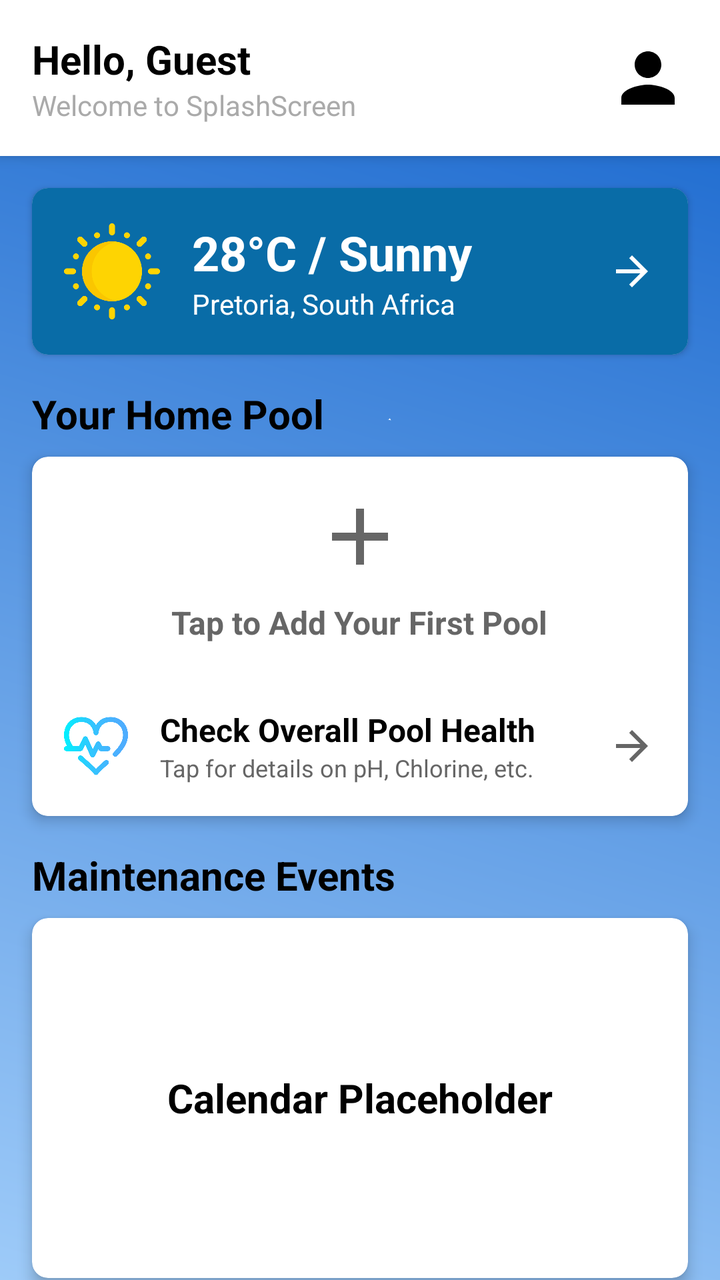
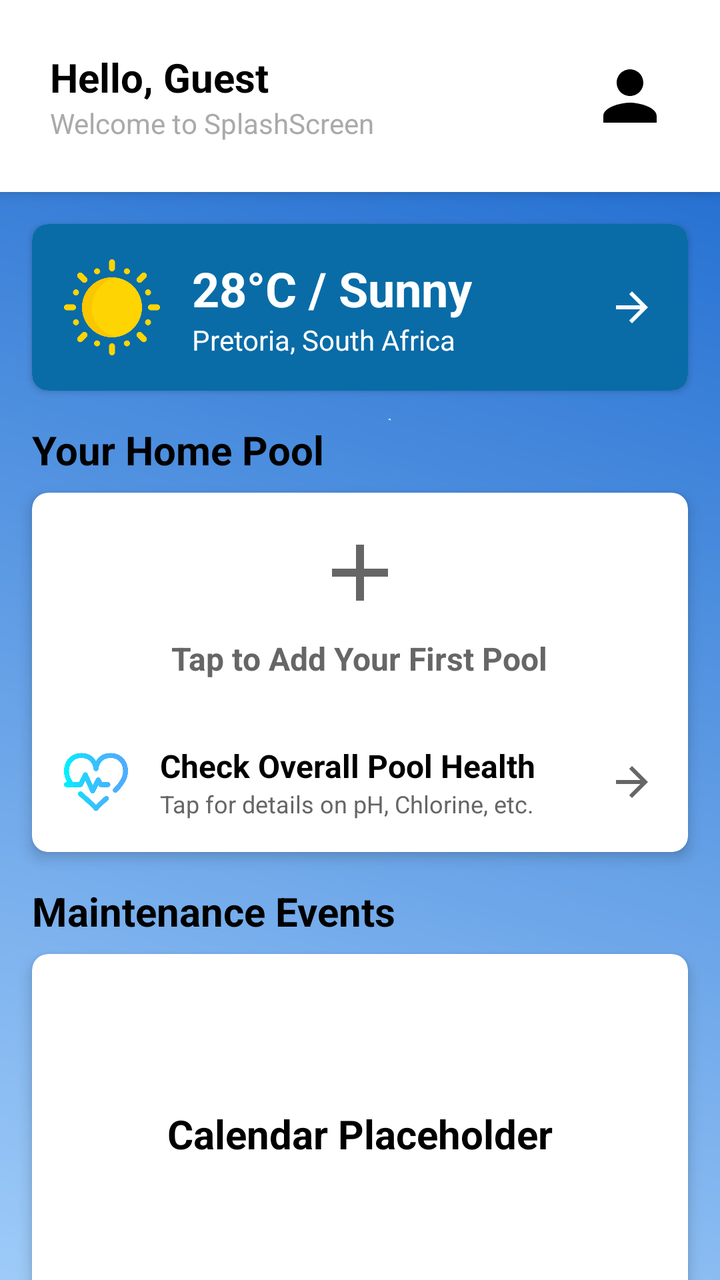

Before-and-after screenshots of an Android layout around one commit, followed by the original layout XML and the change that was made.
<!-- AndroidManifest.xml: application theme Theme.PoolApp -->
<!-- res/layout/po_home_screen.xml -->
<?xml version="1.0" encoding="utf-8"?>
<androidx.constraintlayout.widget.ConstraintLayout xmlns:android="http://schemas.android.com/apk/res/android"
    xmlns:app="http://schemas.android.com/apk/res-auto"
    xmlns:tools="http://schemas.android.com/tools"
    android:layout_width="match_parent"
    android:layout_height="match_parent"
    android:background="@drawable/pbg"
    tools:context=".PO_HomeScreen">

    <androidx.cardview.widget.CardView
        android:id="@+id/headerCard"
        android:layout_width="0dp"
        android:layout_height="wrap_content"
        app:layout_constraintEnd_toEndOf="parent"
        app:layout_constraintStart_toStartOf="parent"
        app:layout_constraintTop_toTopOf="parent"
        app:cardElevation="4dp"
        app:cardCornerRadius="0dp">
        <LinearLayout
            android:id="@+id/headerLayout"
            android:layout_width="match_parent"
            android:layout_height="wrap_content"
            android:orientation="horizontal"
            android:padding="16dp"
            android:background="@color/white"
            android:gravity="center_vertical">
            <LinearLayout
                android:layout_width="0dp"
                android:layout_height="wrap_content"
                android:layout_weight="1"
                android:orientation="vertical">

                <TextView
                    android:id="@+id/poGreeting"
                    android:layout_width="wrap_content"
                    android:layout_height="wrap_content"
                    android:text="Hello, Guest"
                    android:textColor="@android:color/black"
                    android:textSize="20sp"
                    android:textStyle="bold" />

                <TextView
                    android:id="@+id/poWelcomeMessage"
                    android:layout_width="wrap_content"
                    android:layout_height="wrap_content"
                    android:text="Welcome to SplashScreen"
                    android:textColor="@android:color/darker_gray"
                    android:textSize="14sp" />

            </LinearLayout>

            <ImageView
                android:id="@+id/ivProfileIcon"
                android:layout_width="40dp"
                android:layout_height="40dp"
                android:src="@drawable/ic_profile_placeholder"
                android:contentDescription="Profile Icon" />
        </LinearLayout>
    </androidx.cardview.widget.CardView>
    <androidx.core.widget.NestedScrollView
        android:layout_width="0dp"
        android:layout_height="0dp"
        android:fillViewport="true"
        app:layout_constraintTop_toBottomOf="@id/headerCard"
        app:layout_constraintStart_toStartOf="parent"
        app:layout_constraintEnd_toEndOf="parent"
        app:layout_constraintBottom_toBottomOf="parent">

        <LinearLayout
            android:layout_width="match_parent"
            android:layout_height="wrap_content"
            android:orientation="vertical"
            android:paddingBottom="5dp">

            <androidx.cardview.widget.CardView
                android:id="@+id/weatherCard"
                android:layout_width="match_parent"
                android:layout_height="wrap_content"
                android:layout_marginHorizontal="16dp"
                android:layout_marginTop="16dp"
                app:cardCornerRadius="8dp"
                app:cardElevation="2dp"
                android:clickable="true"
                android:focusable="true">
                <LinearLayout
                    android:id="@+id/ll_weather_content"
                    android:layout_width="match_parent"
                    android:layout_height="wrap_content"
                    android:orientation="horizontal"
                    android:padding="16dp"
                    android:background="@color/PrimaryColour"
                    android:gravity="center_vertical"
                    android:foreground="?android:attr/selectableItemBackground">
                    <ImageView
                        android:id="@+id/iv_weather_icon"
                        android:layout_width="48dp"
                        android:layout_height="48dp"
                        android:src="@drawable/sun"
                        android:contentDescription="Weather Icon" />

                    <LinearLayout
                        android:layout_width="0dp"
                        android:layout_height="wrap_content"
                        android:layout_weight="1"
                        android:orientation="vertical"
                        android:layout_marginStart="16dp">

                        <TextView
                            android:id="@+id/tv_weather_temp"
                            android:layout_width="wrap_content"
                            android:layout_height="wrap_content"
                            android:text="28°C / Sunny"
                            android:textColor="@color/white"
                            android:textSize="24sp"
                            android:textStyle="bold" />

                        <TextView
                            android:id="@+id/tv_weather_location"
                            android:layout_width="wrap_content"
                            android:layout_height="wrap_content"
                            android:text="Pretoria, South Africa"
                            android:textColor="@color/white"
                            android:textSize="14sp" />
                    </LinearLayout>

                    <ImageView
                        android:layout_width="24dp"
                        android:layout_height="24dp"
                        android:src="@drawable/ic_arrow_forward_black_24dp"
                        app:tint="@color/white"
                        android:contentDescription="Go to Weather Details" />
                </LinearLayout>

                <LinearLayout
                    android:id="@+id/ll_weather_location_placeholder"
                    android:layout_width="match_parent"
                    android:layout_height="wrap_content"
                    android:gravity="center_vertical"
                    android:orientation="vertical"
                    android:padding="16dp"
                    android:visibility="gone"
                    android:clickable="true"
                    android:focusable="true"
                    android:background="?android:attr/selectableItemBackground">

                    <TextView
                        android:layout_width="wrap_content"
                        android:layout_height="wrap_content"
                        android:text="Location Required for Weather"
                        android:textColor="@color/black"
                        android:textSize="18sp"
                        android:textStyle="bold" />

                    <TextView
                        android:layout_width="wrap_content"
                        android:layout_height="wrap_content"
                        android:text="Tap to add your location to access weather data."
                        android:textColor="@color/grey_dark"
                        android:textSize="14sp"
                        android:layout_marginTop="4dp"/>
                </LinearLayout>
            </androidx.cardview.widget.CardView>

            <TextView
                android:layout_width="wrap_content"
                android:layout_height="wrap_content"
                android:layout_marginStart="16dp"
                android:layout_marginTop="16dp"
                android:text="Your Home Pool"
                android:textColor="@color/black"
                android:textSize="20sp"
                android:textStyle="bold" />

            <androidx.cardview.widget.CardView
                android:id="@+id/homePoolCardContainer"
                android:layout_width="match_parent"
                android:layout_height="wrap_content"
                android:layout_marginStart="16dp"
                android:layout_marginEnd="16dp"
                android:layout_marginTop="8dp"
                app:cardCornerRadius="8dp"
                app:cardElevation="4dp"
                android:clickable="true"
                android:focusable="true"
                android:foreground="?android:attr/selectableItemBackground">

                <LinearLayout
                    android:layout_width="match_parent"
                    android:layout_height="match_parent"
                    android:orientation="vertical">

                    <FrameLayout
                        android:id="@+id/fl_home_pool_content"
                        android:layout_width="match_parent"
                        android:layout_height="wrap_content">
                        <LinearLayout
                            android:id="@+id/ll_add_pool_placeholder"
                            android:layout_width="match_parent"
                            android:layout_height="wrap_content"
                            android:gravity="center"
                            android:orientation="vertical"
                            android:padding="16dp">

                            <ImageView
                                android:layout_width="48dp"
                                android:layout_height="48dp"
                                android:src="@drawable/ic_add_white_24dp"
                                android:contentDescription="Add Pool"
                                app:tint="@color/grey_dark" />

                            <TextView
                                android:layout_width="wrap_content"
                                android:layout_height="wrap_content"
                                android:layout_marginTop="8dp"
                                android:text="Tap to Add Your First Pool"
                                android:textColor="@color/grey_dark"
                                android:textSize="16sp"
                                android:textStyle="bold" />
                        </LinearLayout>
                    </FrameLayout>

                    <androidx.cardview.widget.CardView
                        android:id="@+id/poolHealthCard"
                        android:layout_width="match_parent"
                        android:layout_height="wrap_content"
                        android:layout_margin="0dp"
                        app:cardCornerRadius="8dp"
                        app:cardElevation="0dp"
                        android:clickable="true"
                        android:focusable="true"
                        android:foreground="?android:attr/selectableItemBackground">

                        <LinearLayout
                            android:layout_width="match_parent"
                            android:layout_height="wrap_content"
                            android:orientation="horizontal"
                            android:padding="16dp"
                            android:gravity="center_vertical"
                            android:backgroundTint="@color/white_transparent_50">

                            <ImageView
                                android:layout_width="32dp"
                                android:layout_height="32dp"
                                android:src="@drawable/health"
                                android:contentDescription="Pool Status Icon" />

                            <LinearLayout
                                android:layout_width="0dp"
                                android:layout_height="wrap_content"
                                android:layout_weight="1"
                                android:orientation="vertical"
                                android:layout_marginStart="16dp">

                                <TextView
                                    android:layout_width="wrap_content"
                                    android:layout_height="wrap_content"
                                    android:text="Check Overall Pool Health"
                                    android:textColor="@color/black"
                                    android:textSize="16sp"
                                    android:textStyle="bold" />

                                <TextView
                                    android:layout_width="wrap_content"
                                    android:layout_height="wrap_content"
                                    android:text="Tap for details on pH, Chlorine, etc."
                                    android:textColor="@color/grey_dark"
                                    android:textSize="12sp" />
                            </LinearLayout>

                            <ImageView
                                android:layout_width="24dp"
                                android:layout_height="24dp"
                                android:src="@drawable/ic_arrow_forward_black_24dp"
                                app:tint="@color/grey_dark"
                                android:contentDescription="Go to Details" />
                        </LinearLayout>
                    </androidx.cardview.widget.CardView>
                </LinearLayout>

            </androidx.cardview.widget.CardView>
            <TextView
                android:layout_width="wrap_content"
                android:layout_height="wrap_content"
                android:layout_marginStart="16dp"
                android:layout_marginTop="16dp"
                android:text="Maintenance Events"
                android:textColor="@color/black"
                android:textSize="20sp"
                android:textStyle="bold" />
            <androidx.cardview.widget.CardView
                android:id="@+id/calendarCard"
                android:layout_width="match_parent"
                android:layout_height="180dp"
                android:layout_marginStart="16dp"
                android:layout_marginEnd="16dp"
                android:layout_marginTop="8dp"
                app:cardCornerRadius="8dp"
                app:cardElevation="4dp"

                >

                <TextView
                    android:layout_width="wrap_content"
                    android:layout_height="wrap_content"
                    android:layout_gravity="center"
                    android:text="Calendar Placeholder"
                    android:textColor="@android:color/black"
                    android:textSize="20sp"
                    android:textStyle="bold"
                    />
            </androidx.cardview.widget.CardView>

            <LinearLayout
                android:layout_width="match_parent"
                android:layout_height="wrap_content"
                android:orientation="horizontal"
                android:gravity="center_vertical"
                android:paddingHorizontal="16dp"
                android:layout_marginTop="16dp"
                android:layout_marginBottom="8dp">

                <TextView
                    android:layout_width="0dp"
                    android:layout_height="wrap_content"
                    android:layout_weight="1"
                    android:text="Top Products"
                    android:textColor="@color/black"
                    android:textSize="20sp"
                    android:textStyle="bold" />

                <ImageButton
                    android:id="@+id/btn_prev_product"
                    android:layout_width="wrap_content"
                    android:layout_height="wrap_content"
                    android:src="@drawable/ic_arrow_back_white_24dp"
                    app:tint="@color/black"
                    android:background="@android:color/transparent"
                    android:contentDescription="Previous Product"
                    android:padding="4dp"/>

                <ImageButton
                    android:id="@+id/btn_next_product"
                    android:layout_width="wrap_content"
                    android:layout_height="wrap_content"
                    android:src="@drawable/ic_arrow_forward_black_24dp"
                    app:tint="@color/black"
                    android:background="@android:color/transparent"
                    android:contentDescription="Next Product"
                    android:padding="4dp"/>
            </LinearLayout>

            <androidx.recyclerview.widget.RecyclerView
                android:id="@+id/rv_products"
                android:layout_width="match_parent"
                android:layout_height="wrap_content"
                android:orientation="horizontal"
                android:paddingHorizontal="16dp"
                android:padding="10dp"
                android:clipToPadding="false"
                android:layout_marginBottom="24dp"
                app:layoutManager="androidx.recyclerview.widget.LinearLayoutManager"
                tools:listitem="@layout/item_generic_list_card"/>

        </LinearLayout>
    </androidx.core.widget.NestedScrollView>

</androidx.constraintlayout.widget.ConstraintLayout>
<!-- res/layout/item_generic_list_card.xml (included above) -->
<?xml version="1.0" encoding="utf-8"?>
<androidx.cardview.widget.CardView
    xmlns:android="http://schemas.android.com/apk/res/android"
    xmlns:app="http://schemas.android.com/apk/res-auto"
    android:layout_width="120dp"
    android:layout_height="140dp"
    android:layout_marginEnd="12dp"
    android:clickable="true"
    android:focusable="true"
    android:foreground="?attr/selectableItemBackground"
    app:cardCornerRadius="8dp"
    app:cardElevation="2dp">

    <LinearLayout
        android:layout_width="match_parent"
        android:layout_height="match_parent"
        android:orientation="vertical"
        android:gravity="center_horizontal"
        android:padding="8dp">

        <ImageView
            android:id="@+id/iv_item_image"
            android:layout_width="60dp"
            android:layout_height="60dp"
            android:src="@drawable/password"

            android:scaleType="centerCrop"
            android:contentDescription="Item Image"/>

        <TextView
            android:id="@+id/tv_item_title"
            android:layout_width="wrap_content"
            android:layout_height="wrap_content"
            android:layout_marginTop="4dp"
            android:text="Generic Title"
            android:textSize="14sp"
            android:maxLines="1"
            android:ellipsize="end"
            android:textColor="@color/black"
            android:textStyle="bold"/>

        <TextView
            android:id="@+id/tv_item_subtext"
            android:layout_width="wrap_content"
            android:layout_height="wrap_content"
            android:text="R 0.00 / details"
            android:textSize="12sp"
            android:textColor="@color/colorPrimary"/>

    </LinearLayout>
</androidx.cardview.widget.CardView>
<!-- resources referenced by this layout -->
<resources>
  <color name="PrimaryColour">#096ca7</color>
  <color name="black">#FF000000</color>
  <color name="colorPrimary">#096ca7</color>
  <color name="grey_dark">#666666</color>
  <color name="white">#FFFFFFFF</color>
  <color name="white_transparent_50">#80FFFFFF</color>
  <!-- drawable health: png bitmap (drawable, 24576 bytes) -->
  <!-- drawable ic_add_white_24dp (drawable) -->
  <vector android:height="24dp" android:tint="#FFFFFF"
      android:viewportHeight="24" android:viewportWidth="24"
      android:width="24dp" xmlns:android="http://schemas.android.com/apk/res/android">
      <path android:fillColor="@android:color/white" android:pathData="M19,13h-6v6h-2v-6H5v-2h6V5h2v6h6v2z"/>
  </vector>
  <!-- drawable ic_arrow_back_white_24dp (drawable) -->
  <vector xmlns:android="http://schemas.android.com/apk/res/android"
      android:width="24dp"
      android:height="24dp"
      android:viewportWidth="24"
      android:viewportHeight="24"
      android:tint="#FFFFFF"> <path
      android:fillColor="@android:color/white"
      android:pathData="M20,11L7.83,11l5.59,-5.59L12,4L4,12l8,8 1.41,-1.41L7.83,13L20,13z"/>
  </vector>
  <!-- drawable ic_arrow_forward_black_24dp (drawable) -->
  <vector xmlns:android="http://schemas.android.com/apk/res/android"
      android:width="24dp"
      android:height="24dp"
      android:viewportWidth="24"
      android:viewportHeight="24"
      android:tint="#000000"> <path
      android:fillColor="@android:color/black"
      android:pathData="M12,4l-1.41,1.41L16.17,11H4v2h12.17l-5.58,5.59L12,20l8,-8z"/>
  </vector>
  <!-- drawable ic_profile_placeholder (drawable) -->
  <vector android:height="24dp" android:tint="#000000"
      android:viewportHeight="24" android:viewportWidth="24"
      android:width="24dp" xmlns:android="http://schemas.android.com/apk/res/android">
      <path android:fillColor="@android:color/white" android:pathData="M12,12c2.21,0 4,-1.79 4,-4s-1.79,-4 -4,-4 -4,1.79 -4,4 1.79,4 4,4zM12,14c-2.67,0 -8,1.34 -8,4v2h16v-2c0,-2.66 -5.33,-4 -8,-4z"/>
  </vector>
  <!-- drawable password: png bitmap (drawable, 20916 bytes) -->
  <!-- drawable pbg: png bitmap (drawable, 122204 bytes) -->
  <!-- drawable sun: png bitmap (drawable, 21178 bytes) -->
  <style name="Theme.PoolApp" parent="Theme.Material3.DayNight.NoActionBar">
          <item name="colorPrimary">@color/colorPrimary</item>
          <item name="colorPrimaryVariant">@color/colorPrimaryVariant</item>
          <item name="colorOnPrimary">@color/colorOnPrimary</item>
          <item name="colorSecondary">@color/colorSecondary</item>
          <item name="colorOnSecondary">@color/colorOnSecondary</item>
          <item name="colorSurface">@color/colorSurface</item>
          <item name="colorOnSurface">@color/colorOnSurface</item>
          <item name="android:statusBarColor" tools:targetApi="l">?attr/colorPrimaryVariant</item>
      </style>
  <color name="colorPrimaryVariant">#034b75</color>
  <color name="colorOnPrimary">#FFFFFF</color>
  <color name="colorSecondary">#0A57FF</color>
  <color name="colorOnSecondary">#FFFFFF</color>
  <color name="colorSurface">#FFFFFF</color>
  <color name="colorOnSurface">#1C1B1F</color>
</resources>

<!-- the commit's change to res/layout/po_home_screen.xml (unified diff, before → after) -->
@@ -21,7 +21,7 @@
             android:layout_width="match_parent"
             android:layout_height="wrap_content"
             android:orientation="horizontal"
-            android:padding="16dp"
+            android:padding="25dp"
             android:background="@color/white"
             android:gravity="center_vertical">
             <LinearLayout
